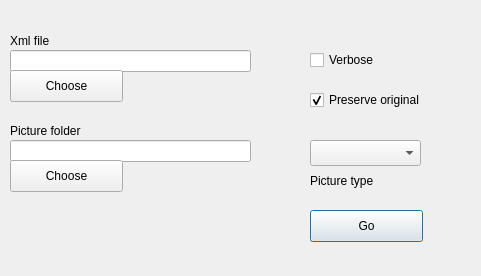
First picture: the form in py/untitled.ui, repository Sjith/geotagger-1, before the edit.
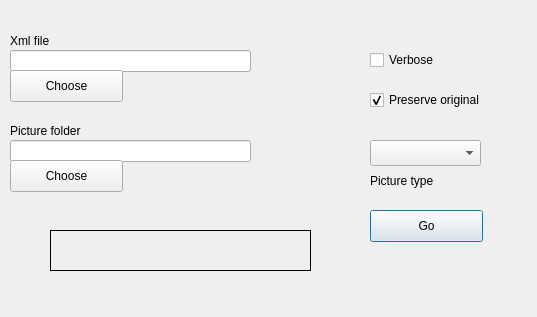
Second picture: the form after the edit.

Commit message: Status report in the gui

```diff
--- a/py/untitled.ui
+++ b/py/untitled.ui
@@ -6,8 +6,8 @@
    <rect>
     <x>0</x>
     <y>0</y>
-    <width>481</width>
-    <height>276</height>
+    <width>537</width>
+    <height>317</height>
    </rect>
   </property>
   <property name="windowTitle">
@@ -16,7 +16,7 @@
   <widget class="QCheckBox" name="verbose">
    <property name="geometry">
     <rect>
-     <x>310</x>
+     <x>370</x>
      <y>50</y>
      <width>87</width>
      <height>20</height>
@@ -29,7 +29,7 @@
   <widget class="QCheckBox" name="preserveOriginal">
    <property name="geometry">
     <rect>
-     <x>310</x>
+     <x>370</x>
      <y>90</y>
      <width>131</width>
      <height>20</height>
@@ -45,7 +45,7 @@
   <widget class="QComboBox" name="pictureType">
    <property name="geometry">
     <rect>
-     <x>310</x>
+     <x>370</x>
      <y>140</y>
      <width>111</width>
      <height>26</height>
@@ -55,7 +55,7 @@
   <widget class="QPushButton" name="goButton">
    <property name="geometry">
     <rect>
-     <x>310</x>
+     <x>370</x>
      <y>210</y>
      <width>113</width>
      <height>32</height>
@@ -120,7 +120,7 @@
   <widget class="QLabel" name="label_2">
    <property name="geometry">
     <rect>
-     <x>310</x>
+     <x>370</x>
      <y>160</y>
      <width>91</width>
      <height>41</height>
@@ -156,6 +156,22 @@
     <string>Choose</string>
    </property>
   </widget>
+  <widget class="QLabel" name="status">
+   <property name="geometry">
+    <rect>
+     <x>50</x>
+     <y>230</y>
+     <width>261</width>
+     <height>41</height>
+    </rect>
+   </property>
+   <property name="frameShape">
+    <enum>QFrame::Box</enum>
+   </property>
+   <property name="text">
+    <string/>
+   </property>
+  </widget>
  </widget>
  <resources/>
  <connections/>
```
The commit also changes 3 other files.
